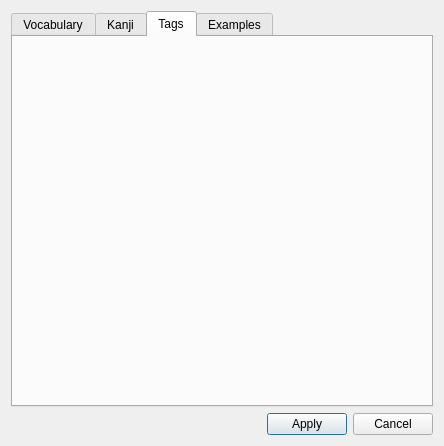
The window that designer/settings.ui (JanMaier97/kanji-extractor) describes before a commit, drawn with Qt 5.
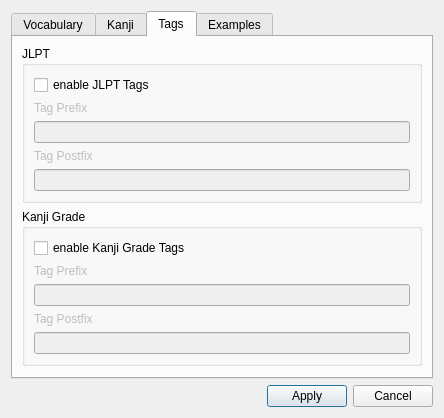
The same window after the commit. The open tabs and pages were chosen to show the change.

Commit message: Updated ui for kanji tag settings.

What changed in the file:
```diff
--- a/designer/settings.ui
+++ b/designer/settings.ui
@@ -7,7 +7,7 @@
     <x>0</x>
     <y>0</y>
     <width>444</width>
-    <height>446</height>
+    <height>387</height>
    </rect>
   </property>
   <property name="windowTitle">
@@ -260,6 +260,133 @@
       <attribute name="title">
        <string>Tags</string>
       </attribute>
+      <layout class="QVBoxLayout" name="verticalLayout_3">
+       <item>
+        <widget class="QGroupBox" name="groupBox">
+         <property name="title">
+          <string>JLPT</string>
+         </property>
+         <layout class="QVBoxLayout" name="verticalLayout_6">
+          <item>
+           <widget class="QCheckBox" name="jlpt_check">
+            <property name="text">
+             <string>enable JLPT Tags</string>
+            </property>
+           </widget>
+          </item>
+          <item>
+           <widget class="QLabel" name="jlpt_prefix_label">
+            <property name="enabled">
+             <bool>false</bool>
+            </property>
+            <property name="text">
+             <string>Tag Prefix</string>
+            </property>
+           </widget>
+          </item>
+          <item>
+           <widget class="QLineEdit" name="jlpt_prefix_line">
+            <property name="enabled">
+             <bool>false</bool>
+            </property>
+            <property name="text">
+             <string/>
+            </property>
+            <property name="clearButtonEnabled">
+             <bool>false</bool>
+            </property>
+           </widget>
+          </item>
+          <item>
+           <widget class="QLabel" name="jlpt_postfix_label">
+            <property name="enabled">
+             <bool>false</bool>
+            </property>
+            <property name="text">
+             <string>Tag Postfix</string>
+            </property>
+           </widget>
+          </item>
+          <item>
+           <widget class="QLineEdit" name="jlpt_postfix_line">
+            <property name="enabled">
+             <bool>false</bool>
+            </property>
+           </widget>
+          </item>
+         </layout>
+        </widget>
+       </item>
+       <item>
+        <widget class="QGroupBox" name="groupBox_2">
+         <property name="enabled">
+          <bool>true</bool>
+         </property>
+         <property name="title">
+          <string>Kanji Grade</string>
+         </property>
+         <layout class="QVBoxLayout" name="verticalLayout_7">
+          <item>
+           <widget class="QCheckBox" name="grade_check">
+            <property name="text">
+             <string>enable Kanji Grade Tags</string>
+            </property>
+           </widget>
+          </item>
+          <item>
+           <widget class="QLabel" name="grade_prefix_label">
+            <property name="enabled">
+             <bool>false</bool>
+            </property>
+            <property name="text">
+             <string>Tag Prefix</string>
+            </property>
+           </widget>
+          </item>
+          <item>
+           <widget class="QLineEdit" name="grade_prefix_line">
+            <property name="enabled">
+             <bool>false</bool>
+            </property>
+            <property name="text">
+             <string/>
+            </property>
+           </widget>
+          </item>
+          <item>
+           <widget class="QLabel" name="grade_postfix_label">
+            <property name="enabled">
+             <bool>false</bool>
+            </property>
+            <property name="text">
+             <string>Tag Postfix</string>
+            </property>
+           </widget>
+          </item>
+          <item>
+           <widget class="QLineEdit" name="grade_postfix_line">
+            <property name="enabled">
+             <bool>false</bool>
+            </property>
+           </widget>
+          </item>
+         </layout>
+        </widget>
+       </item>
+       <item>
+        <spacer name="verticalSpacer_4">
+         <property name="orientation">
+          <enum>Qt::Vertical</enum>
+         </property>
+         <property name="sizeHint" stdset="0">
+          <size>
+           <width>20</width>
+           <height>40</height>
+          </size>
+         </property>
+        </spacer>
+       </item>
+      </layout>
      </widget>
      <widget class="QWidget" name="tab_4">
       <attribute name="title">
```
Left out of the diff: 133 changed lines with no effect on the pictures.
